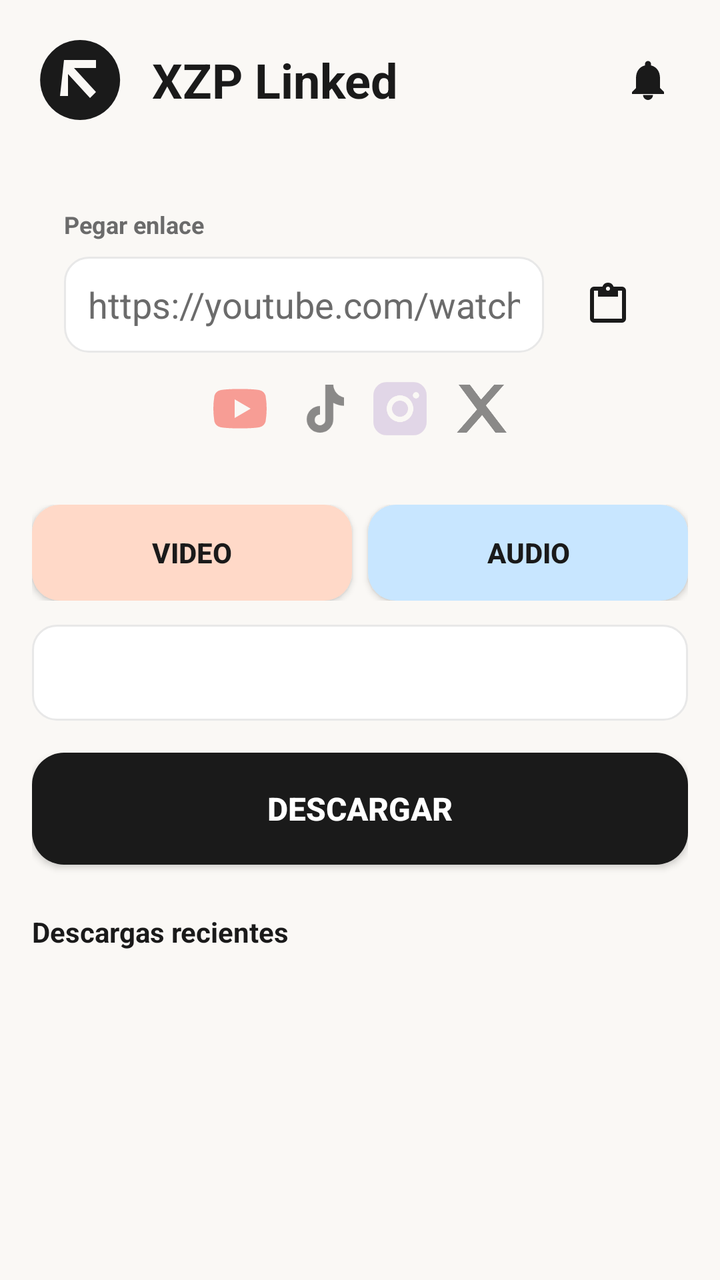
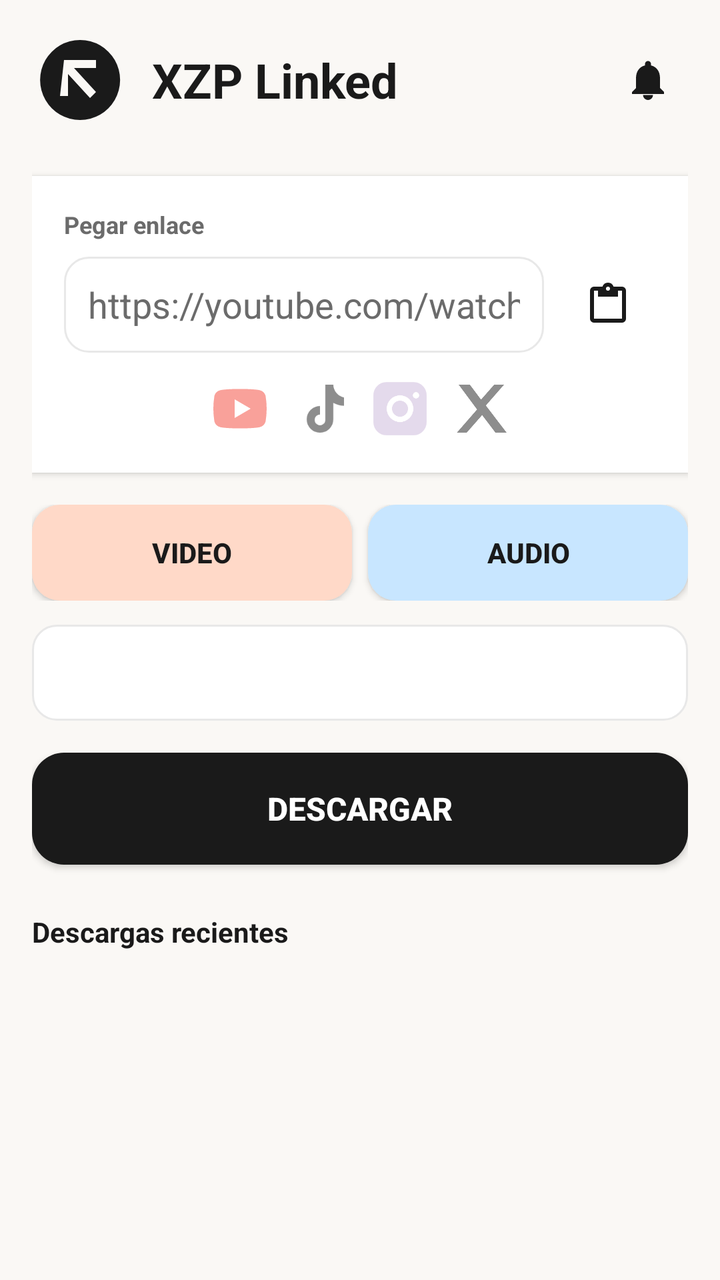

Two renders of the same Android screen: before a commit and after it. Below are the layout's source before the change and the commit's diff.
<!-- AndroidManifest.xml: application theme Theme.XZPLinked -->
<!-- res/layout/fragment_downloads.xml -->
<?xml version="1.0" encoding="utf-8"?>
<ScrollView xmlns:android="http://schemas.android.com/apk/res/android"
    xmlns:app="http://schemas.android.com/apk/res-auto"
    android:layout_width="match_parent"
    android:layout_height="match_parent"
    android:background="?android:attr/colorBackground">

    <LinearLayout
        android:layout_width="match_parent"
        android:layout_height="wrap_content"
        android:orientation="vertical"
        android:padding="16dp">

        
        <LinearLayout
            android:layout_width="match_parent"
            android:layout_height="wrap_content"
            android:orientation="horizontal"
            android:gravity="center_vertical"
            android:layout_marginBottom="24dp">

            <ImageView
                android:id="@+id/app_logo"
                android:layout_width="48dp"
                android:layout_height="48dp"
                android:src="@drawable/ic_launcher"
                android:contentDescription="@string/app_name" />

            <TextView
                android:layout_width="0dp"
                android:layout_height="wrap_content"
                android:layout_weight="1"
                android:text="@string/app_name"
                android:textSize="24sp"
                android:textStyle="bold"
                android:textColor="?android:attr/textColorPrimary"
                android:layout_marginStart="12dp" />

            <ImageButton
                android:id="@+id/header_notif_btn"
                android:layout_width="40dp"
                android:layout_height="40dp"
                android:src="@drawable/ic_notifications"
                android:contentDescription="Notificaciones"
                android:background="?attr/selectableItemBackgroundBorderless"
                android:scaleType="centerInside" />
        </LinearLayout>

        
        <LinearLayout
            android:layout_width="match_parent"
            android:layout_height="wrap_content"
            android:orientation="vertical"
            android:background="?android:attr/colorSurface"
            android:padding="16dp"
            android:elevation="2dp"
>

            <TextView
                android:layout_width="match_parent"
                android:layout_height="wrap_content"
                android:text="Pegar enlace"
                android:textSize="12sp"
                android:textColor="?android:attr/textColorSecondary"
                android:textStyle="bold"
                android:layout_marginBottom="8dp" />

            <LinearLayout
                android:layout_width="match_parent"
                android:layout_height="wrap_content"
                android:orientation="horizontal"
                android:gravity="center_vertical">

                <EditText
                    android:id="@+id/url_input"
                    android:layout_width="0dp"
                    android:layout_height="48dp"
                    android:layout_weight="1"
                    android:hint="https://youtube.com/watch?v=..."
                    android:inputType="text"
                    android:paddingStart="12dp"
                    android:paddingEnd="12dp"
                    android:background="@drawable/bg_input"
                    android:textColor="?android:attr/textColorPrimary"
                    android:textColorHint="?android:attr/textColorSecondary" />

                <ImageButton
                    android:id="@+id/paste_btn"
                    android:layout_width="48dp"
                    android:layout_height="48dp"
                    android:src="@drawable/ic_paste"
                    android:contentDescription="Pegar URL"
                    android:background="?attr/selectableItemBackgroundBorderless"
                    android:scaleType="centerInside"
                    android:layout_marginStart="8dp" />
            </LinearLayout>

            
            <LinearLayout
                android:layout_width="match_parent"
                android:layout_height="wrap_content"
                android:orientation="horizontal"
                android:gravity="center"
                android:layout_marginTop="12dp"
>

                <ImageView
                    android:id="@+id/platform_youtube"
                    android:layout_width="32dp"
                    android:layout_height="32dp"
                    android:src="@drawable/ic_youtube"
                    android:contentDescription="YouTube"
                    android:alpha="0.5" />

                <ImageView
                    android:id="@+id/platform_tiktok"
                    android:layout_width="32dp"
                    android:layout_height="32dp"
                    android:src="@drawable/ic_tiktok"
                    android:contentDescription="TikTok"
                    android:alpha="0.5"
                    android:layout_marginStart="8dp" />

                <ImageView
                    android:id="@+id/platform_instagram"
                    android:layout_width="32dp"
                    android:layout_height="32dp"
                    android:src="@drawable/ic_instagram"
                    android:contentDescription="Instagram"
                    android:alpha="0.5"
                    android:layout_marginStart="8dp" />

                <ImageView
                    android:id="@+id/platform_x"
                    android:layout_width="32dp"
                    android:layout_height="32dp"
                    android:src="@drawable/ic_x"
                    android:contentDescription="X"
                    android:alpha="0.5"
                    android:layout_marginStart="8dp" />
            </LinearLayout>
        </LinearLayout>

        
        <LinearLayout
            android:layout_width="match_parent"
            android:layout_height="wrap_content"
            android:orientation="horizontal"
            android:layout_marginTop="16dp"
>

            <Button
                android:id="@+id/fmt_video"
                android:layout_width="0dp"
                android:layout_height="48dp"
                android:layout_weight="1"
                android:text="Video"
                android:textStyle="bold"
                android:background="@drawable/bg_button_video"
                android:textColor="?android:attr/textColorPrimary" />

            <Button
                android:id="@+id/fmt_audio"
                android:layout_width="0dp"
                android:layout_height="48dp"
                android:layout_weight="1"
                android:text="Audio"
                android:textStyle="bold"
                android:background="@drawable/bg_button_audio"
                android:textColor="?android:attr/textColorPrimary"
                android:layout_marginStart="8dp" />
        </LinearLayout>

        
        <Spinner
            android:id="@+id/quality_spinner"
            android:layout_width="match_parent"
            android:layout_height="48dp"
            android:layout_marginTop="12dp"
            android:background="@drawable/bg_spinner" />

        
        <Button
            android:id="@+id/download_btn"
            android:layout_width="match_parent"
            android:layout_height="56dp"
            android:text="Descargar"
            android:textStyle="bold"
            android:textSize="16sp"
            android:layout_marginTop="16dp"
            android:background="@drawable/bg_button_primary"
            android:textColor="@android:color/white" />

        
        <TextView
            android:layout_width="match_parent"
            android:layout_height="wrap_content"
            android:text="Descargas recientes"
            android:textSize="14sp"
            android:textStyle="bold"
            android:textColor="?android:attr/textColorPrimary"
            android:layout_marginTop="24dp"
            android:layout_marginBottom="12dp" />

        <androidx.recyclerview.widget.RecyclerView
            android:id="@+id/downloads_recycler_view"
            android:layout_width="match_parent"
            android:layout_height="wrap_content"
            android:nestedScrollingEnabled="false" />

    </LinearLayout>

</ScrollView>
<!-- resources referenced by this layout -->
<resources>
  <!-- drawable bg_button_audio (drawable) -->
  <?xml version="1.0" encoding="utf-8"?>
  <shape xmlns:android="http://schemas.android.com/apk/res/android">
      <solid android:color="@color/accent_blue" />
      <corners android:radius="14dp" />
  </shape>
  <!-- drawable bg_button_primary (drawable) -->
  <?xml version="1.0" encoding="utf-8"?>
  <shape xmlns:android="http://schemas.android.com/apk/res/android">
      <solid android:color="@color/text_primary_light" />
      <corners android:radius="16dp" />
  </shape>
  <!-- drawable bg_button_video (drawable) -->
  <?xml version="1.0" encoding="utf-8"?>
  <shape xmlns:android="http://schemas.android.com/apk/res/android">
      <solid android:color="@color/accent_peach" />
      <corners android:radius="14dp" />
  </shape>
  <!-- drawable bg_input (drawable) -->
  <?xml version="1.0" encoding="utf-8"?>
  <shape xmlns:android="http://schemas.android.com/apk/res/android">
      <solid android:color="@color/surface_light" />
      <corners android:radius="12dp" />
      <stroke android:width="1dp" android:color="@color/border_dark" />
  </shape>
  <!-- drawable bg_spinner (drawable) -->
  <?xml version="1.0" encoding="utf-8"?>
  <shape xmlns:android="http://schemas.android.com/apk/res/android">
      <solid android:color="@color/surface_light" />
      <corners android:radius="12dp" />
      <stroke android:width="1dp" android:color="@color/border_dark" />
      <padding android:left="12dp" android:right="12dp" />
  </shape>
  <!-- drawable ic_launcher (drawable) -->
  <?xml version="1.0" encoding="utf-8"?>
  <vector xmlns:android="http://schemas.android.com/apk/res/android"
      android:width="48dp"
      android:height="48dp"
      android:viewportWidth="48"
      android:viewportHeight="48">
      <path android:fillColor="@color/text_primary_light" android:pathData="M24,4a20,20 0,1 0,0.1,0M16,14h16v4H21l11,12 -3,3 -11,-12v11h-4z" />
  </vector>
  <!-- drawable ic_notifications (drawable) -->
  <?xml version="1.0" encoding="utf-8"?>
  <vector xmlns:android="http://schemas.android.com/apk/res/android" android:width="24dp" android:height="24dp" android:viewportWidth="24" android:viewportHeight="24">
      <path android:fillColor="@color/icon_light" android:pathData="M12,22a2.5,2.5 0,0 0,2.5 -2.5h-5A2.5,2.5 0,0 0,12 22M18,16v-5c0,-3.1 -1.6,-5.6 -4.5,-6.3V4a1.5,1.5 0,0 0,-3 0v0.7C7.6,5.4 6,7.9 6,11v5l-2,2v1h16v-1z" />
  </vector>
  <!-- drawable ic_tiktok (drawable) -->
  <?xml version="1.0" encoding="utf-8"?>
  <vector xmlns:android="http://schemas.android.com/apk/res/android" android:width="24dp" android:height="24dp" android:viewportWidth="24" android:viewportHeight="24">
      <path android:fillColor="@color/text_primary_light" android:pathData="M14,3h3a5,5 0,0 0,4 4.8v3.1a8,8 0,0 1,-4 -1.1V16a5,5 0,1 1,-5 -5v3.2a2,2 0,1 0,2 2z" />
  </vector>
  <!-- drawable ic_x (drawable) -->
  <?xml version="1.0" encoding="utf-8"?>
  <vector xmlns:android="http://schemas.android.com/apk/res/android" android:width="24dp" android:height="24dp" android:viewportWidth="24" android:viewportHeight="24">
      <path android:fillColor="@color/text_primary_light" android:pathData="M4,3h4.2l4.2,5.6L17.3,3H21l-6.8,7.8L22,21h-4.2l-5,-6.6L7,21H3.3l7.6,-8.7z" />
  </vector>
  <string name="app_name">XZP Linked</string>
  <color name="accent_blue">#C8E6FF</color>
  <color name="text_primary_light">#1A1A1A</color>
  <color name="accent_peach">#FFD9C8</color>
  <color name="surface_light">#FFFFFF</color>
  <color name="border_dark">#E8E8E8</color>
  <color name="accent_lilac_dark">#C9B5D8</color>
  <color name="icon_light">#1A1A1A</color>
  <color name="error">#F44336</color>
  <color name="accent_mint">#B8F0D8</color>
  <color name="accent_mint_dark">#7DD9B8</color>
  <color name="bg_light">#FAF8F5</color>
  <color name="text_secondary_light">#6B6B6B</color>
  <!-- unchanged entries left out for length: 4 -->
</resources>

<!-- the commit's change to res/layout/fragment_downloads.xml (unified diff, before → after) -->
@@ -51,7 +51,7 @@
             android:layout_width="match_parent"
             android:layout_height="wrap_content"
             android:orientation="vertical"
-            android:background="?android:attr/colorSurface"
+            android:background="?attr/colorSurface"
             android:padding="16dp"
             android:elevation="2dp"
 >
